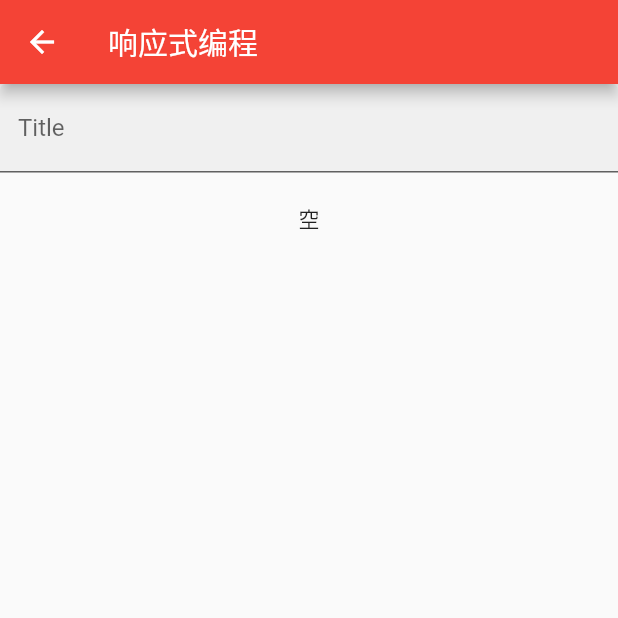
After one commit to hello-coder-xu/yin_flutter_app, a Flutter app: the RxDartPage screen opened directly, on a phone screen of 412 x 824 dp, the top half of it. The commit adds this screen. Run offline on Flutter 3.47's test engine with Material 2 defaults, Android fonts, the light colour scheme and no system bars; our stand-ins replace azlistview, cached_network_image, device_info, dio, flutter_datetime_picker, flutter_html and 3 more; missing offline and left inert: common_utils, emoji_picker, f_grecaptcha, flutter_html_textview, flutter_toast_pk, lpinyin and 1 more; generated files the repository leaves out were written again.

Commit message:
新增RxDart

```diff
--- /dev/null
+++ b/lib/com/addcn/view/RxDartPage.dart
@@ -0,0 +1,58 @@
+import 'package:flutter/material.dart';
+import 'package:rxdart/rxdart.dart';
+
+///响应式编程
+class RxDartPage extends StatefulWidget {
+  @override
+  RxDartPageState createState() => new RxDartPageState();
+}
+
+class RxDartPageState extends State<RxDartPage> {
+  PublishSubject<String> subject;
+  String textValue = "空";
+
+  @override
+  void initState() {
+    super.initState();
+    subject = PublishSubject<String>();
+    subject.listen((value) {
+      print("test value=$value");
+      setState(() {
+        textValue = value;
+      });
+    });
+  }
+
+  @override
+  void dispose() {
+    super.dispose();
+    subject.close();
+  }
+
+  @override
+  Widget build(BuildContext context) {
+    return new Scaffold(
+      appBar: new AppBar(
+        title: new Text('响应式编程'),
+      ),
+      body: Column(
+        children: <Widget>[
+          Container(
+            child: TextField(
+              decoration: InputDecoration(
+                labelText: "Title",
+                filled: true,
+              ),
+              onChanged: (value) => subject.add(value),
+            ),
+          ),
+          Container(
+            alignment: Alignment.center,
+            padding: const EdgeInsets.all(20),
+            child: Text(textValue),
+          ),
+        ],
+      ),
+    );
+  }
+}
--- a/lib/com/addcn/widget/OtherPage.dart
+++ b/lib/com/addcn/widget/OtherPage.dart
@@ -2,6 +2,7 @@ import 'package:flutter/material.dart';
 import 'package:flutter_app/com/addcn/bean/PageBean.dart';
 import 'package:flutter_app/com/addcn/view/DeviceInfoPage.dart';
 import 'package:flutter_app/com/addcn/view/EmojiPage.dart';
+import 'package:flutter_app/com/addcn/view/RxDartPage.dart';
 import 'package:flutter_app/com/addcn/view/ScopedModelPage.dart';
 import 'package:flutter_app/com/addcn/view/StateManagePage.dart';
 import 'package:flutter_app/com/addcn/view/StreamPage.dart';
@@ -25,6 +26,7 @@ class OtherPageState extends State<OtherPage> {
     PageBean("数据监听", "Stream", StreamPage()),
     PageBean("状态管理", "InheritedWidget", StateManagePage()),
     PageBean("状态管理", "ScopedModelPage", ScopedModelPage()),
+    PageBean("响应式编程", "RxDart", RxDartPage()),
   ];
 
   @override
--- a/pubspec.yaml
+++ b/pubspec.yaml
@@ -40,6 +40,8 @@ dependencies:
   yin_utils: 0.0.4
   scoped_model: ^1.0.1                   # 状态管理
   emoji_picker: ^0.0.2                   # 表情
+  rxdart: ^0.22.0
+
 
 dev_dependencies:
   flutter_test:
```
Also changed, not shown: pubspec.lock, 1 other file.
